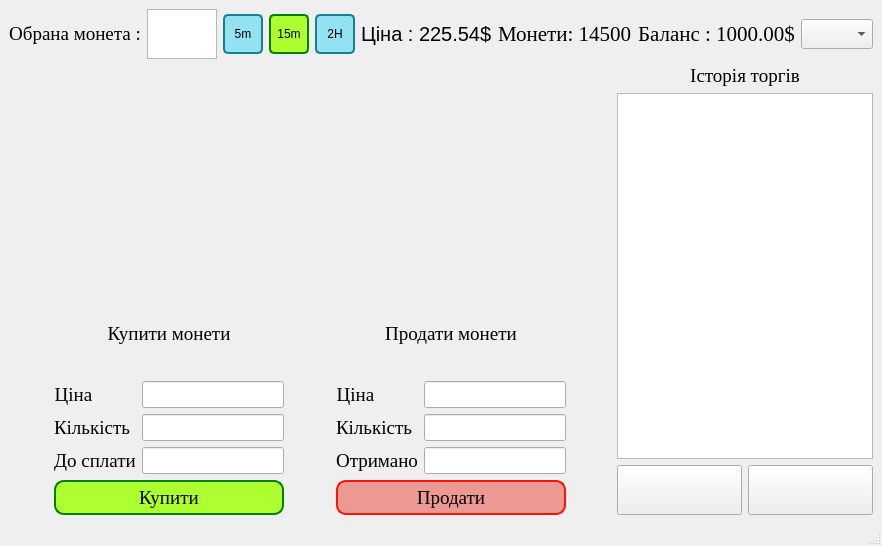
Before: the Qt Designer form window/tradewindow.ui in Bohdan17-bit/Trading-Platform, drawn with Qt 5.
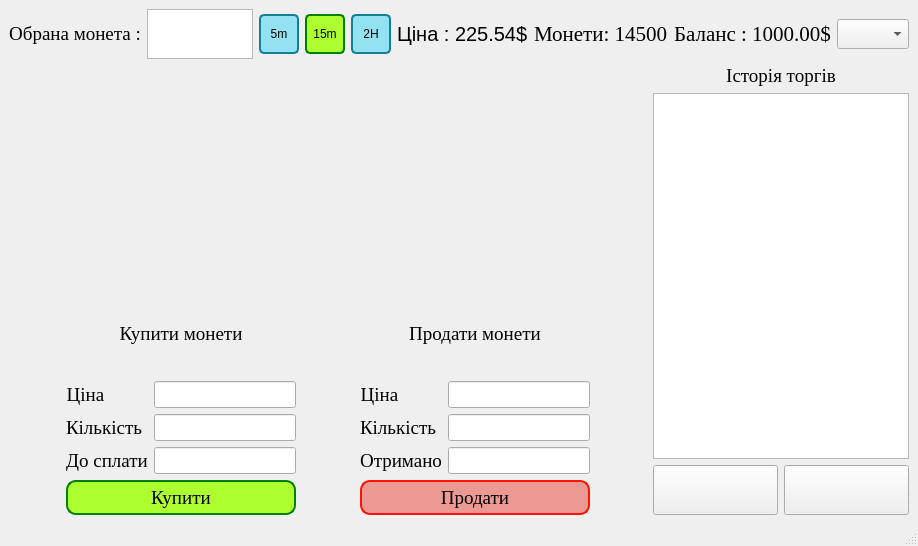
After: the same form once the commit is applied. Icons and pictures are not drawn.

What changed in the file:
```diff
--- a/window/tradewindow.ui
+++ b/window/tradewindow.ui
@@ -6,7 +6,7 @@
    <rect>
     <x>0</x>
     <y>0</y>
-    <width>851</width>
+    <width>918</width>
     <height>546</height>
    </rect>
   </property>
```
Left out of the diff: 22 changed lines with no effect on the pictures.
